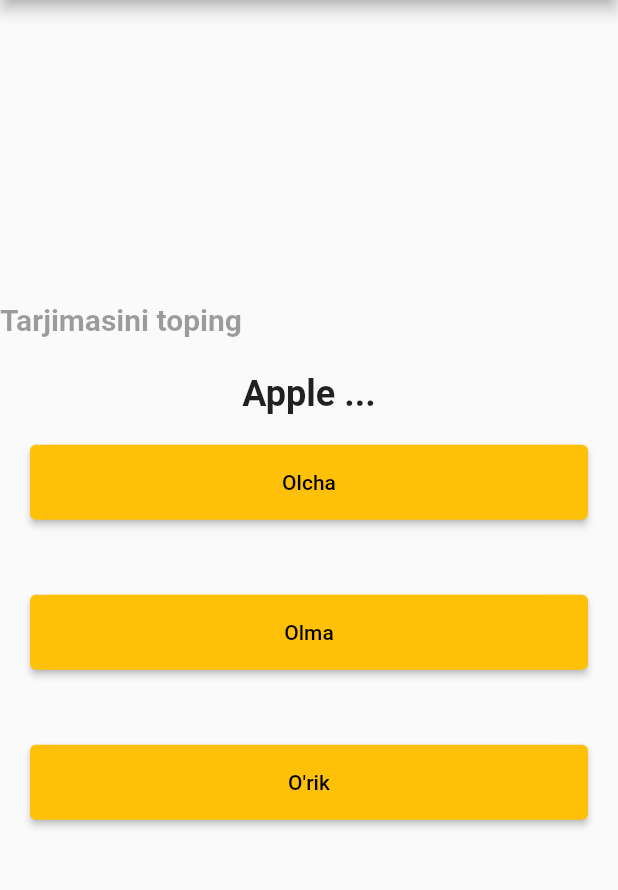
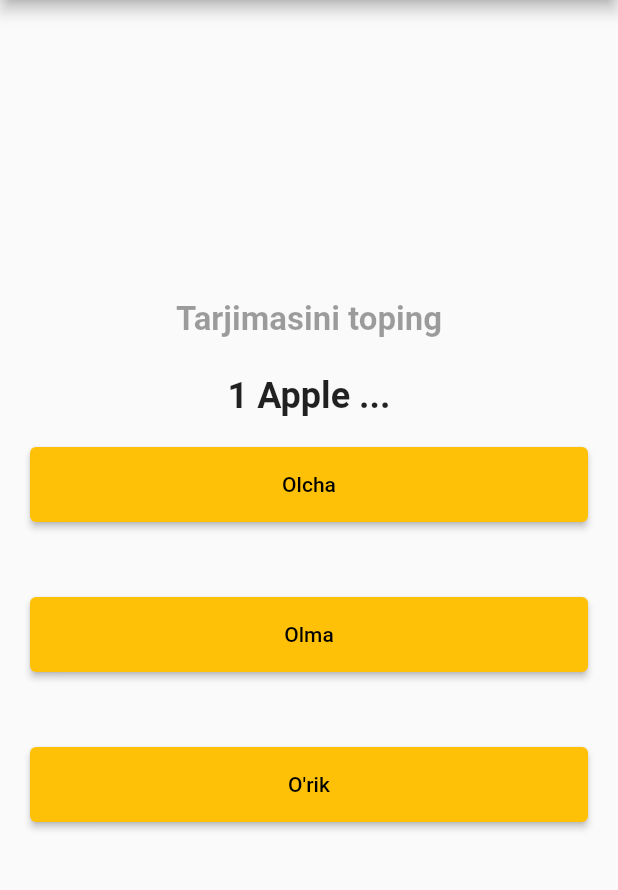
Before and after one commit to xondamiroskanov/quizz, a Flutter app: the screen it shows after launch, on a phone screen of 412 x 824 dp, the part 84-974 px from its top. Run offline on Flutter 3.47's test engine with Material 2 defaults, Android fonts, the phone set to English and light mode, and no system bars.

Commit message:
quizz app

```diff
--- a/lib/main.dart
+++ b/lib/main.dart
@@ -1,6 +1,6 @@
 import 'package:flutter/material.dart';
 
-import 'home_page.dart';
+import 'pages/home_page.dart';
 
 void main() {
   runApp(const MyApp());
--- a/lib/home_page.dart
+++ b/lib/pages/home_page.dart
@@ -12,7 +12,7 @@ class HomePage extends StatefulWidget {
 class _HomePageState extends State<HomePage> {
   List<Map<String, dynamic>> answerAndQuestions = [
     {
-      "savol": "Apple ...",
+      "savol": "1 Apple ...",
       "javoblar": [
         {"matn": "Olcha", "togrimi": false},
         {"matn": "Olma", "togrimi": true},
@@ -20,7 +20,7 @@ class _HomePageState extends State<HomePage> {
       ]
     },
     {
-      "savol": "Banana ...",
+      "savol": "2 Banana ...",
       "javoblar": [
         {"matn": "Banan", "togrimi": true},
         {"matn": "Olma", "togrimi": false},
@@ -28,7 +28,7 @@ class _HomePageState extends State<HomePage> {
       ]
     },
     {
-      "savol": "Hello ...",
+      "savol": "3 Hello ...",
       "javoblar": [
         {"matn": "Salom", "togrimi": true},
         {"matn": "Olma", "togrimi": false},
@@ -36,7 +36,7 @@ class _HomePageState extends State<HomePage> {
       ]
     },
     {
-      "savol": "Apricot ...",
+      "savol": "4 Apricot ...",
       "javoblar": [
         {"matn": "Banan", "togrimi": false},
         {"matn": "Olma", "togrimi": false},
@@ -49,7 +49,7 @@ class _HomePageState extends State<HomePage> {
 
   void next(bool togrimi) {
     setState(() {
-      count++;
+      count ++;
       if (togrimi) {
         trueFalse++;
       }
@@ -70,6 +70,7 @@ class _HomePageState extends State<HomePage> {
   void restart(){
     setState((){
       count = 0;
+      trueFalse = 0;
     });
   }
 
@@ -77,7 +78,7 @@ class _HomePageState extends State<HomePage> {
   Widget build(BuildContext context) {
     return Scaffold(
       appBar: AppBar(
-        title: Text(
+        title: const Text(
           "Quizz",
           style: TextStyle(fontSize: 22),
         ),
--- a/lib/widgets/answers_page.dart
+++ b/lib/widgets/answers_page.dart
@@ -12,12 +12,14 @@ AnswerPage(this.text,this.func,this.questions);
         crossAxisAlignment: CrossAxisAlignment.stretch,
         mainAxisAlignment: MainAxisAlignment.center,
         children: [
-          Text(
-            "Tarjimasini toping",
-            style: TextStyle(
-                fontSize: 20,
-                color: Colors.black38,
-                fontWeight: FontWeight.w700),
+          Center(
+            child: Text(
+              "Tarjimasini toping",
+              style: TextStyle(
+                  fontSize: 22,
+                  color: Colors.black38,
+                  fontWeight: FontWeight.w700),
+            ),
           ),
           SizedBox(
             height: 24,
```
